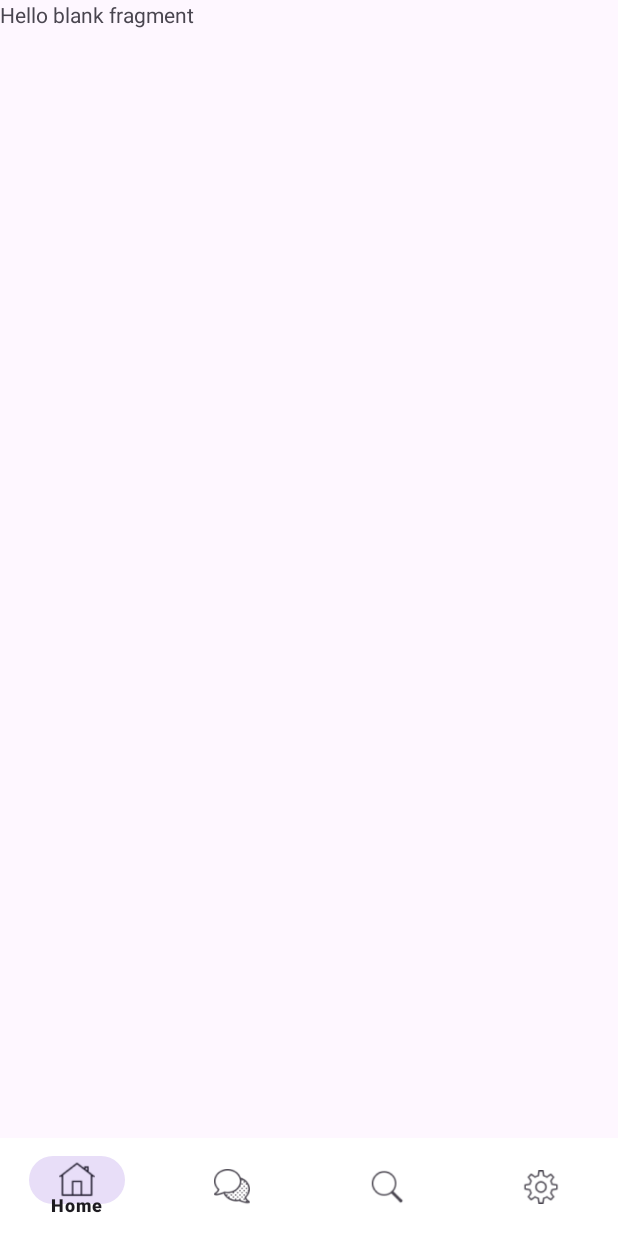
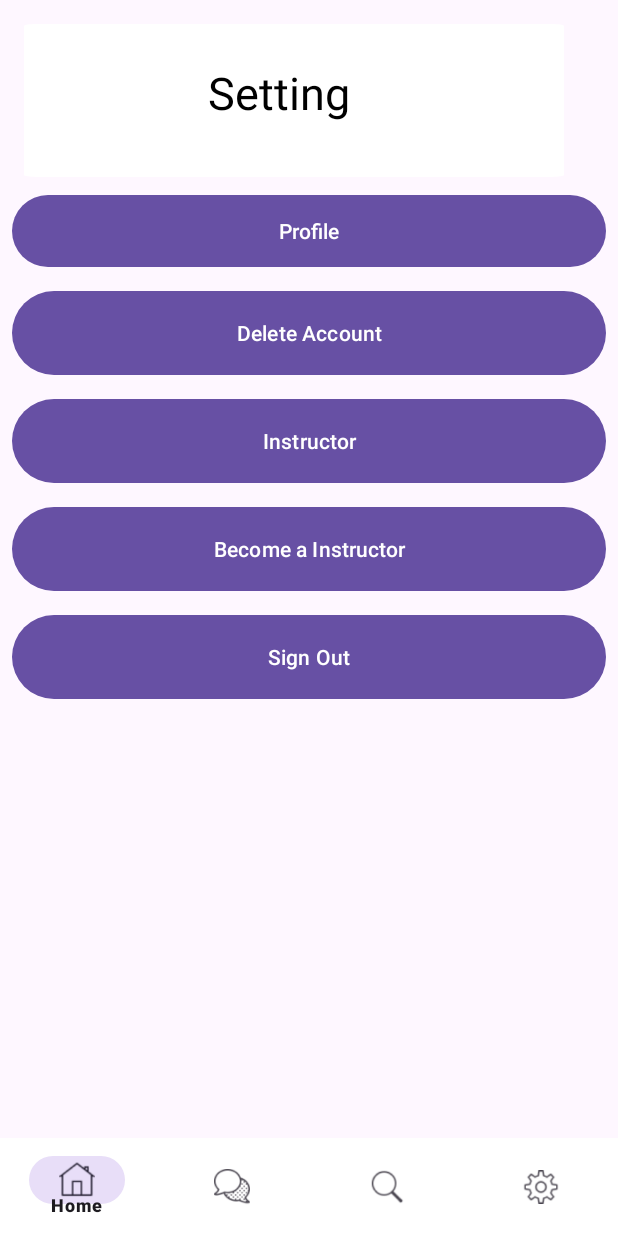
Before and after one commit to lukiod/pydroid, an Android app: the fragment setting placed in its activity, on a phone screen of 412 x 824 dp. Run offline under Robolectric (Android 15) with nearby library versions, the phone set to English and light mode, and no system bars; our stand-ins replace Firebase (no records; nobody signed in at launch, a user with empty details on screens opened directly).

Commit message:
setting done

```diff
--- a/app/src/main/java/com/py/pydroid_mohak/setting.java
+++ b/app/src/main/java/com/py/pydroid_mohak/setting.java
@@ -1,64 +1,61 @@
 package com.py.pydroid_mohak;
 
+import android.content.Intent;
 import android.os.Bundle;
-
-import androidx.fragment.app.Fragment;
-
 import android.view.LayoutInflater;
 import android.view.View;
 import android.view.ViewGroup;
+import android.widget.Button;
+import androidx.fragment.app.Fragment;
+import com.google.firebase.auth.FirebaseAuth;
 
-/**
- * A simple {@link Fragment} subclass.
- * Use the {@link setting#newInstance} factory method to
- * create an instance of this fragment.
- */
 public class setting extends Fragment {
-
-    // TODO: Rename parameter arguments, choose names that match
-    // the fragment initialization parameters, e.g. ARG_ITEM_NUMBER
-    private static final String ARG_PARAM1 = "param1";
-    private static final String ARG_PARAM2 = "param2";
-
-    // TODO: Rename and change types of parameters
-    private String mParam1;
-    private String mParam2;
-
-    public setting() {
-        // Required empty public constructor
-    }
-
-    /**
-     * Use this factory method to create a new instance of
-     * this fragment using the provided parameters.
-     *
-     * @param param1 Parameter 1.
-     * @param param2 Parameter 2.
-     * @return A new instance of fragment setting.
-     */
-    // TODO: Rename and change types and number of parameters
-    public static setting newInstance(String param1, String param2) {
-        setting fragment = new setting();
-        Bundle args = new Bundle();
-        args.putString(ARG_PARAM1, param1);
-        args.putString(ARG_PARAM2, param2);
-        fragment.setArguments(args);
-        return fragment;
-    }
-
-    @Override
-    public void onCreate(Bundle savedInstanceState) {
-        super.onCreate(savedInstanceState);
-        if (getArguments() != null) {
-            mParam1 = getArguments().getString(ARG_PARAM1);
-            mParam2 = getArguments().getString(ARG_PARAM2);
-        }
-    }
+    private FirebaseAuth mAuth;
+    private Button profileButton;
+    // ... other button declarations ...
+    private Button signOutButton;
 
     @Override
     public View onCreateView(LayoutInflater inflater, ViewGroup container,
                              Bundle savedInstanceState) {
         // Inflate the layout for this fragment
-        return inflater.inflate(R.layout.fragment_setting, container, false);
+        View view = inflater.inflate(R.layout.fragment_setting, container, false);
+
+        // Find view references
+        profileButton = view.findViewById(R.id.profileButton);
+        // ... other findViewById calls ...
+        signOutButton = view.findViewById(R.id.signout); // Make sure the ID matches your button in XML
+
+        mAuth = FirebaseAuth.getInstance();
+
+        // Set onClickListener for profile button
+        profileButton.setOnClickListener(new View.OnClickListener() {
+            @Override
+            public void onClick(View v) {
+                // Start Profile activity
+                Intent intent = new Intent(getActivity(), Profile.class);
+                startActivity(intent);
+            }
+        });
+
+        // Set onClickListener for sign-out button
+        signOutButton.setOnClickListener(new View.OnClickListener() {
+            @Override
+            public void onClick(View v) {
+                signOutUser();
+            }
+        });
+
+        return view;
+    }
+
+    private void signOutUser() {
+        mAuth.signOut();
+        // Navigate the user to the login screen or another relevant activity
+        Intent intent = new Intent(getActivity(), Login.class); // Replace with your LoginActivity
+        intent.setFlags(Intent.FLAG_ACTIVITY_NEW_TASK | Intent.FLAG_ACTIVITY_CLEAR_TASK);
+        startActivity(intent);
+        // Optionally, finish the current activity
+        getActivity().finish();
     }
 }
--- /dev/null
+++ b/app/src/main/res/drawable/rectangle_6.xml
@@ -0,0 +1,18 @@
+<vector
+    xmlns:android="http://schemas.android.com/apk/res/android"
+    xmlns:aapt="http://schemas.android.com/aapt"
+    android:width="361dp"
+    android:height="644dp"
+    android:viewportWidth="361"
+    android:viewportHeight="644"
+    >
+    <group>
+        <clip-path
+            android:pathData="M8 0H353C357.418 0 361 3.58172 361 8V636C361 640.418 357.418 644 353 644H8C3.58172 644 0 640.418 0 636V8C0 3.58172 3.58172 0 8 0Z"
+            />
+        <path
+            android:pathData="M0 0V644H361V0"
+            android:fillColor="#FFFFFF"
+            />
+    </group>
+</vector>
--- a/app/src/main/res/layout/fragment_setting.xml
+++ b/app/src/main/res/layout/fragment_setting.xml
@@ -1,14 +1,81 @@
 <?xml version="1.0" encoding="utf-8"?>
-<FrameLayout xmlns:android="http://schemas.android.com/apk/res/android"
+<androidx.constraintlayout.widget.ConstraintLayout xmlns:android="http://schemas.android.com/apk/res/android"
+    xmlns:app="http://schemas.android.com/apk/res-auto"
     xmlns:tools="http://schemas.android.com/tools"
     android:layout_width="match_parent"
-    android:layout_height="match_parent"
-    tools:context=".setting">
+    android:layout_height="match_parent">
 
-    <!-- TODO: Update blank fragment layout -->
+    <View
+        android:id="@+id/rectangle_6"
+        android:layout_width="360dp"
+        android:layout_height="102dp"
+        android:layout_marginStart="16dp"
+        android:layout_marginTop="16dp"
+        android:background="@drawable/rectangle_6"
+        app:layout_constraintStart_toStartOf="parent"
+        app:layout_constraintTop_toTopOf="parent" />
+
     <TextView
-        android:layout_width="match_parent"
-        android:layout_height="match_parent"
-        android:text="@string/hello_blank_fragment" />
+        android:id="@+id/seting"
+        android:layout_width="115dp"
+        android:layout_height="51dp"
+        android:gravity="top"
+        android:text="Setting"
+        android:textAppearance="@style/chat"
+        android:textSize="30dp"
+        app:layout_constraintBottom_toBottomOf="@+id/rectangle_6"
+        app:layout_constraintEnd_toEndOf="@+id/rectangle_6"
+        app:layout_constraintStart_toStartOf="@+id/rectangle_6"
+        app:layout_constraintTop_toTopOf="@+id/rectangle_6" />
 
-</FrameLayout>
+    <Button
+        android:id="@+id/profileButton"
+        android:layout_width="0dp"
+        android:layout_height="56dp"
+        android:layout_margin="8dp"
+        android:text="Profile"
+        app:layout_constraintStart_toStartOf="parent"
+        app:layout_constraintTop_toBottomOf="@+id/rectangle_6"
+        app:layout_constraintEnd_toEndOf="parent" />
+
+    <Button
+        android:id="@+id/deleteAccountButton"
+        android:layout_width="0dp"
+        android:layout_height="64dp"
+        android:layout_margin="8dp"
+        android:text="Delete Account"
+        app:layout_constraintStart_toStartOf="parent"
+        app:layout_constraintTop_toBottomOf="@+id/profileButton"
+        app:layout_constraintEnd_toEndOf="parent" />
+
+    <Button
+        android:id="@+id/instructorButton"
+        android:layout_width="0dp"
+        android:layout_height="64dp"
+        android:layout_margin="8dp"
+        android:text="Instructor"
+        app:layout_constraintStart_toStartOf="parent"
+        app:layout_constraintTop_toBottomOf="@+id/deleteAccountButton"
+        app:layout_constraintEnd_toEndOf="parent" />
+
+    <Button
+        android:id="@+id/becomeInstructorButton"
+        android:layout_width="0dp"
+        android:layout_height="64dp"
+        android:layout_margin="8dp"
+        android:text="Become a Instructor"
+        app:layout_constraintStart_toStartOf="parent"
+        app:layout_constraintTop_toBottomOf="@+id/instructorButton"
+        app:layout_constraintEnd_toEndOf="parent" />
+
+    <Button
+        android:id="@+id/signout"
+        android:layout_width="0dp"
+        android:layout_height="64dp"
+        android:layout_margin="8dp"
+        android:text="Sign Out"
+        app:layout_constraintStart_toStartOf="parent"
+        app:layout_constraintTop_toBottomOf="@+id/becomeInstructorButton"
+        app:layout_constraintEnd_toEndOf="parent" />
+
+</androidx.constraintlayout.widget.ConstraintLayout>
--- a/app/src/main/res/values/strings.xml
+++ b/app/src/main/res/values/strings.xml
@@ -34,5 +34,8 @@
     <string name="discussion">Discussion</string>
     <!-- TODO: Remove or change this placeholder text -->
     <string name="hello_blank_fragment">Hello blank fragment</string>
+    <string name="chat">
+        Chat
+    </string>
 
 </resources>
--- a/app/src/main/res/values/styles.xml
+++ b/app/src/main/res/values/styles.xml
@@ -20,6 +20,12 @@
         <item name="android:textSize">20sp</item>
         <item name="android:textColor">#000000</item>
     </style>
+    <style name="chat">
+        <item name="android:textSize">24sp</item>
+        <item name="android:textColor">#000000</item>
+    </style>
+
+    <!-- strings.xml -->
 
 
 
```
Also changed, not shown: app/src/main/AndroidManifest.xml (+10 -11 lines), app/src/main/java/com/py/pydroid_mohak/Profile.java (added, +24 -0 lines), app/src/main/res/drawable/icon8_left.xml (added, +14 -0 lines), app/src/main/res/layout/activity_profile.xml (added, +11 -0 lines).
